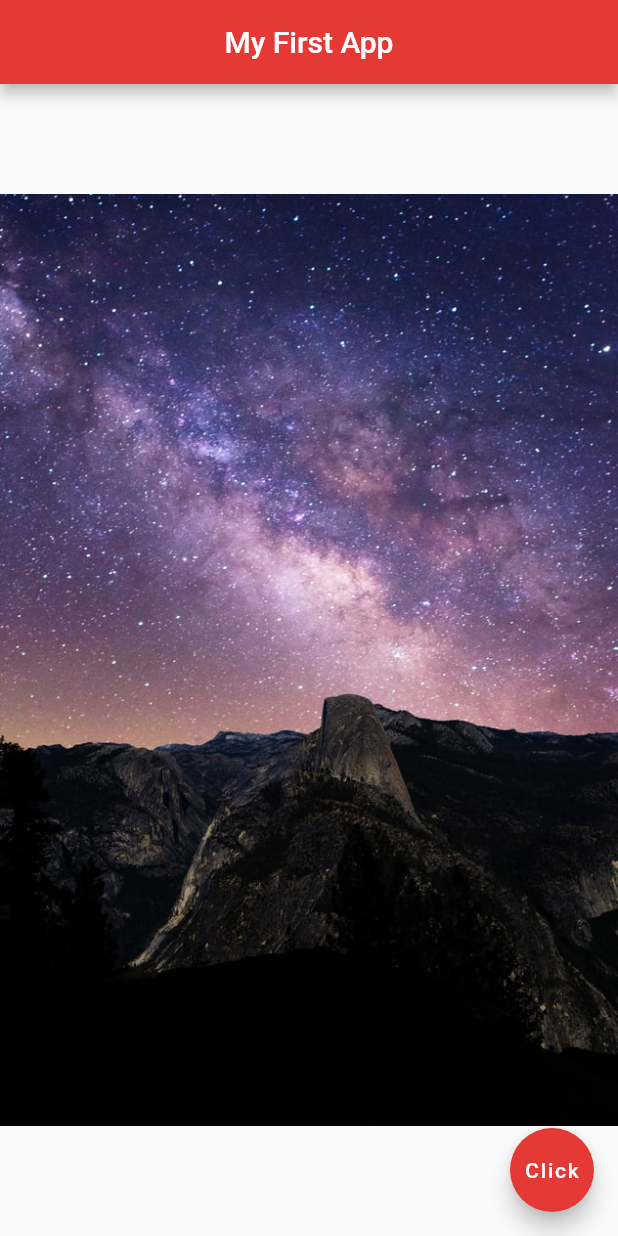
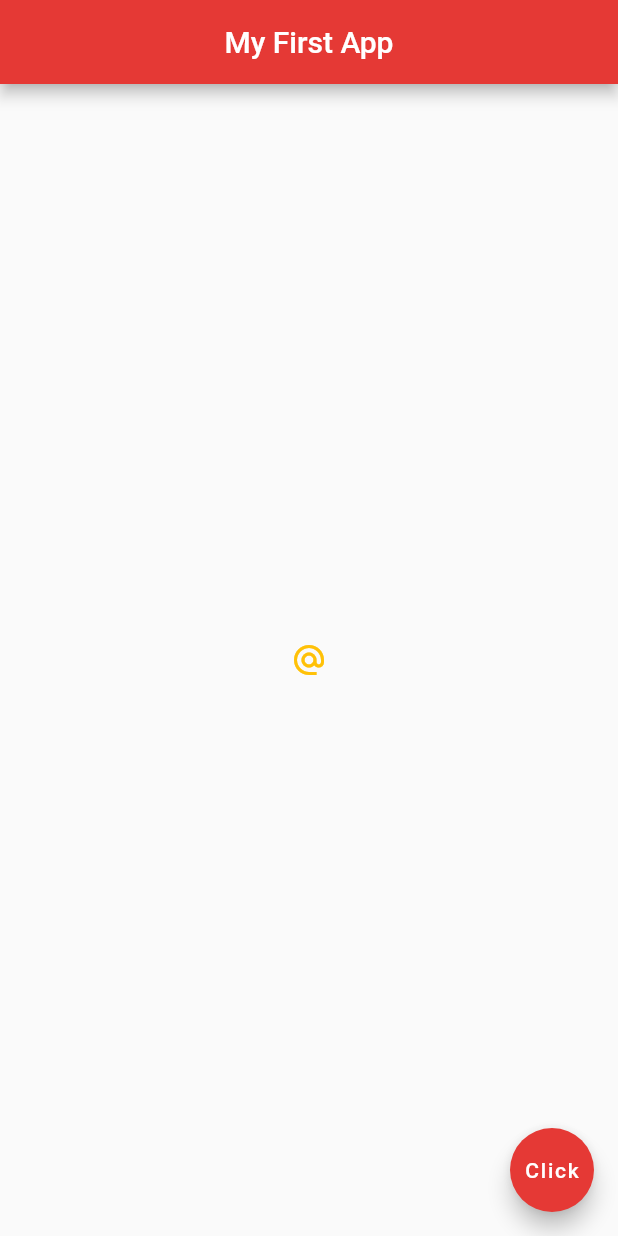
Before and after one commit to jonathanpperry/flutter-training, a Flutter app: the screen it shows after launch, on a phone screen of 412 x 824 dp. Run offline on Flutter 3.47's test engine with Material 2 defaults, Android fonts, the phone set to English and light mode, and no system bars.

Commit message:
Finished part 9 - buttons & icons

```diff
--- a/lib/main.dart
+++ b/lib/main.dart
@@ -11,7 +11,12 @@ class Home extends StatelessWidget {
         centerTitle: true,
         backgroundColor: Colors.red[600],
       ),
-      body: Center(child: Image.asset("assets/space1.jpg")),
+      body: Center(
+        child: IconButton(
+            onPressed: () {},
+            icon: Icon(Icons.alternate_email),
+            color: Colors.amber),
+      ),
       floatingActionButton: FloatingActionButton(
         onPressed: () {},
         child: Text("Click"),
```
